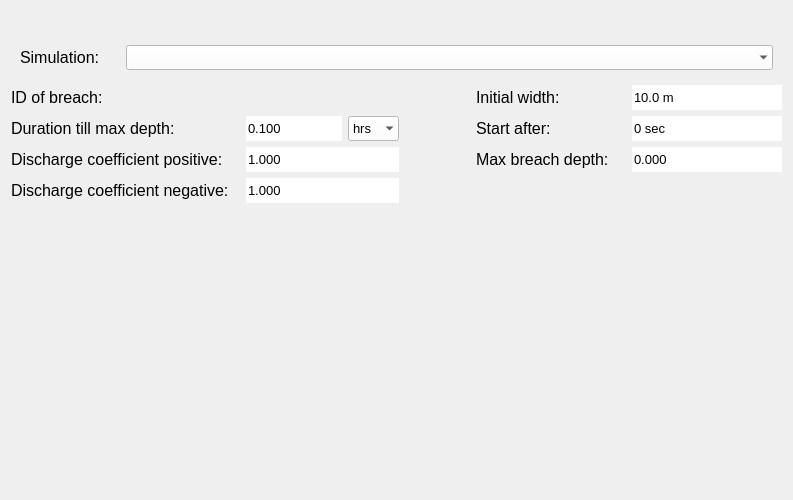
nens/threedi-api-qgis-client, file threedi_models_and_simulations/ui/simulation_wizard/page_breaches.ui: the form before one commit.
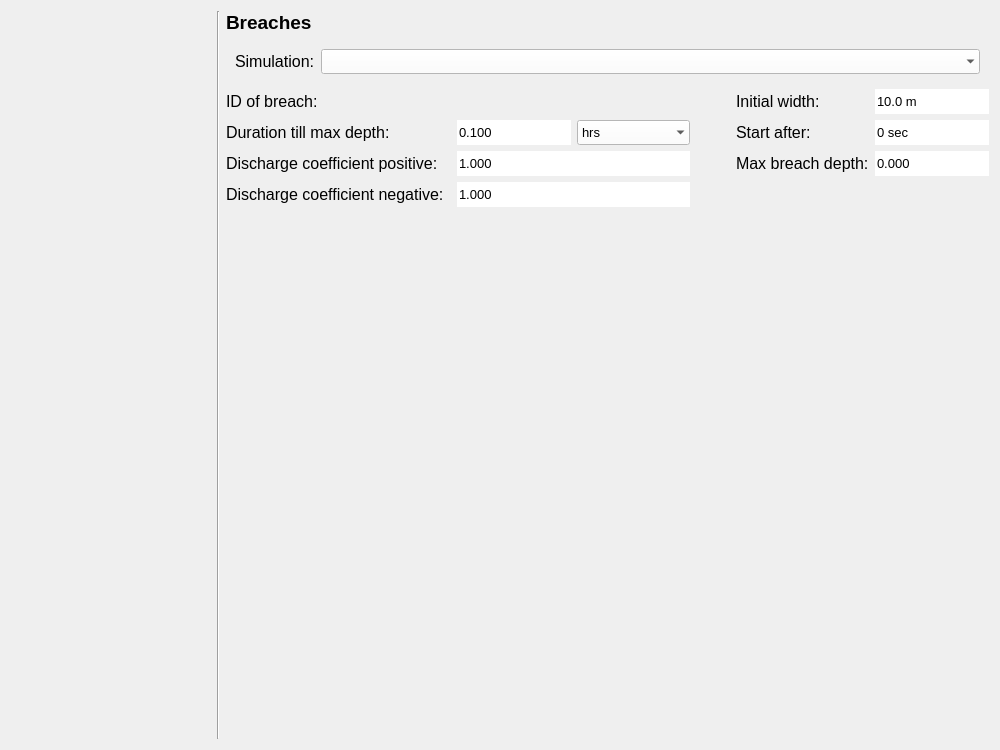
The form after the commit.

Commit message:
Changed the way of showing progress of the simulation wizard. (#424)
* Changed the way of showing progress of the simulation wizard.

Diff of the .ui file:
```diff
--- a/threedi_models_and_simulations/ui/simulation_wizard/page_breaches.ui
+++ b/threedi_models_and_simulations/ui/simulation_wizard/page_breaches.ui
@@ -6,13 +6,13 @@
    <rect>
     <x>0</x>
     <y>0</y>
-    <width>793</width>
-    <height>500</height>
+    <width>1000</width>
+    <height>750</height>
    </rect>
   </property>
   <property name="minimumSize">
    <size>
-    <width>720</width>
+    <width>0</width>
     <height>0</height>
    </size>
   </property>
@@ -66,51 +66,55 @@
    <set>Qt::ImhDigitsOnly</set>
   </property>
   <layout class="QGridLayout" name="gridLayout">
-   <item row="2" column="5">
-    <spacer name="verticalSpacer_2">
-     <property name="orientation">
-      <enum>Qt::Vertical</enum>
+   <item row="0" column="0" rowspan="5">
+    <widget class="QWidget" name="wizard_steps_widget" native="true">
+     <property name="sizePolicy">
+      <sizepolicy hsizetype="Preferred" vsizetype="Expanding">
+       <horstretch>0</horstretch>
+       <verstretch>0</verstretch>
+      </sizepolicy>
      </property>
-     <property name="sizeType">
-      <enum>QSizePolicy::Fixed</enum>
-     </property>
-     <property name="sizeHint" stdset="0">
+     <property name="minimumSize">
       <size>
-       <width>20</width>
-       <height>25</height>
+       <width>200</width>
+       <height>0</height>
       </size>
      </property>
-    </spacer>
-   </item>
-   <item row="4" column="5" colspan="4">
-    <layout class="QHBoxLayout" name="horizontalLayout_2">
-     <property name="spacing">
-      <number>6</number>
-     </property>
-     <item>
-      <spacer name="horizontalSpacer">
-       <property name="orientation">
-        <enum>Qt::Horizontal</enum>
-       </property>
-       <property name="sizeHint" stdset="0">
+     <property name="maximumSize">
         <size>
-         <width>40</width>
-         <height>20</height>
-        </size>
-       </property>
-      </spacer>
-     </item>
-     <item>
-      <widget class="QLabel" name="label_4">
+       <width>200</width>
+       <height>16777215</height>
+      </size>
+     </property>
+     <layout class="QVBoxLayout" name="verticalLayout"/>
+    </widget>
+   </item>
+   <item row="1" column="2" colspan="2">
+    <widget class="QWidget" name="simulation_widget" native="true">
        <property name="sizePolicy">
-        <sizepolicy hsizetype="Preferred" vsizetype="Preferred">
-         <horstretch>150</horstretch>
-         <verstretch>25</verstretch>
+      <sizepolicy hsizetype="Expanding" vsizetype="Preferred">
+       <horstretch>0</horstretch>
+       <verstretch>0</verstretch>
         </sizepolicy>
        </property>
        <property name="minimumSize">
         <size>
-         <width>150</width>
+       <width>0</width>
+       <height>40</height>
+      </size>
+     </property>
+     <property name="maximumSize">
+      <size>
+       <width>16777215</width>
+       <height>16777215</height>
+      </size>
+     </property>
+     <layout class="QGridLayout" name="gridLayout_2">
+      <item row="0" column="0">
+       <widget class="QLabel" name="label_5">
+        <property name="minimumSize">
+         <size>
+          <width>0</width>
          <height>25</height>
         </size>
        </property>
@@ -127,28 +131,28 @@
         </font>
        </property>
        <property name="text">
-        <string>Initial width:</string>
+         <string>Simulation:</string>
        </property>
       </widget>
      </item>
-     <item>
-      <widget class="QDoubleSpinBox" name="sb_width">
+      <item row="0" column="1">
+       <widget class="QComboBox" name="dd_simulation">
        <property name="sizePolicy">
-        <sizepolicy hsizetype="Minimum" vsizetype="Fixed">
-         <horstretch>150</horstretch>
+         <sizepolicy hsizetype="Expanding" vsizetype="Preferred">
+          <horstretch>0</horstretch>
          <verstretch>0</verstretch>
         </sizepolicy>
        </property>
        <property name="minimumSize">
         <size>
-         <width>150</width>
+          <width>0</width>
          <height>25</height>
         </size>
        </property>
        <property name="maximumSize">
         <size>
          <width>16777215</width>
-         <height>16777215</height>
+          <height>25</height>
         </size>
        </property>
        <property name="font">
@@ -158,31 +162,17 @@
         </font>
        </property>
        <property name="styleSheet">
-        <string notr="true">QDoubleSpinBox {background-color: white;}</string>
+         <string notr="true">QComboBox {background-color:white; selection-background-color: lightgray;}</string>
        </property>
        <property name="frame">
         <bool>false</bool>
        </property>
-       <property name="buttonSymbols">
-        <enum>QAbstractSpinBox::NoButtons</enum>
-       </property>
-       <property name="suffix">
-        <string> m</string>
-       </property>
-       <property name="decimals">
-        <number>1</number>
-       </property>
-       <property name="maximum">
-        <double>100000000000000000620008645040778319495168.000000000000000</double>
-       </property>
-       <property name="value">
-        <double>10.000000000000000</double>
-       </property>
       </widget>
      </item>
     </layout>
+    </widget>
    </item>
-   <item row="8" column="5">
+   <item row="3" column="2" colspan="2">
     <spacer name="verticalSpacer">
      <property name="orientation">
       <enum>Qt::Vertical</enum>
@@ -195,12 +185,165 @@
      </property>
     </spacer>
    </item>
-   <item row="4" column="0" colspan="4">
-    <layout class="QHBoxLayout" name="horizontalLayout">
+   <item row="0" column="1" rowspan="5">
+    <widget class="Line" name="line">
+     <property name="sizePolicy">
+      <sizepolicy hsizetype="Fixed" vsizetype="Expanding">
+       <horstretch>0</horstretch>
+       <verstretch>0</verstretch>
+      </sizepolicy>
+     </property>
+     <property name="orientation">
+      <enum>Qt::Vertical</enum>
+     </property>
+    </widget>
+   </item>
+   <item row="0" column="2">
+    <widget class="QLabel" name="label_9">
+     <property name="font">
+      <font>
+       <family>Segoe UI</family>
+       <pointsize>14</pointsize>
+       <weight>75</weight>
+       <bold>true</bold>
+       <underline>false</underline>
+      </font>
+     </property>
+     <property name="text">
+      <string>Breaches</string>
+     </property>
+    </widget>
+   </item>
+   <item row="2" column="2" colspan="2">
+    <layout class="QGridLayout" name="gridLayout_3">
      <property name="bottomMargin">
       <number>0</number>
      </property>
-     <item>
+     <item row="2" column="4">
+      <widget class="QLabel" name="label_8">
+       <property name="sizePolicy">
+        <sizepolicy hsizetype="Preferred" vsizetype="Preferred">
+         <horstretch>150</horstretch>
+         <verstretch>25</verstretch>
+        </sizepolicy>
+       </property>
+       <property name="minimumSize">
+        <size>
+         <width>0</width>
+         <height>25</height>
+        </size>
+       </property>
+       <property name="font">
+        <font>
+         <family>Segoe UI</family>
+         <pointsize>12</pointsize>
+        </font>
+       </property>
+       <property name="text">
+        <string>Max breach depth:</string>
+       </property>
+      </widget>
+     </item>
+     <item row="3" column="0">
+      <widget class="QLabel" name="label_7">
+       <property name="sizePolicy">
+        <sizepolicy hsizetype="Preferred" vsizetype="Preferred">
+         <horstretch>225</horstretch>
+         <verstretch>25</verstretch>
+        </sizepolicy>
+       </property>
+       <property name="minimumSize">
+        <size>
+         <width>0</width>
+         <height>25</height>
+        </size>
+       </property>
+       <property name="font">
+        <font>
+         <family>Segoe UI</family>
+         <pointsize>12</pointsize>
+        </font>
+       </property>
+       <property name="text">
+        <string>Discharge coefficient negative:</string>
+       </property>
+      </widget>
+     </item>
+     <item row="1" column="0">
+      <widget class="QLabel" name="label_2">
+       <property name="sizePolicy">
+        <sizepolicy hsizetype="Preferred" vsizetype="Preferred">
+         <horstretch>225</horstretch>
+         <verstretch>25</verstretch>
+        </sizepolicy>
+       </property>
+       <property name="minimumSize">
+        <size>
+         <width>0</width>
+         <height>25</height>
+        </size>
+       </property>
+       <property name="maximumSize">
+        <size>
+         <width>16777215</width>
+         <height>16777215</height>
+        </size>
+       </property>
+       <property name="font">
+        <font>
+         <family>Segoe UI</family>
+         <pointsize>12</pointsize>
+        </font>
+       </property>
+       <property name="text">
+        <string>Duration till max depth:</string>
+       </property>
+      </widget>
+     </item>
+     <item row="2" column="5">
+      <widget class="QDoubleSpinBox" name="sb_max_breach_depth">
+       <property name="sizePolicy">
+        <sizepolicy hsizetype="Minimum" vsizetype="Fixed">
+         <horstretch>150</horstretch>
+         <verstretch>0</verstretch>
+        </sizepolicy>
+       </property>
+       <property name="minimumSize">
+        <size>
+         <width>0</width>
+         <height>25</height>
+        </size>
+       </property>
+       <property name="maximumSize">
+        <size>
+         <width>16777215</width>
+         <height>16777215</height>
+        </size>
+       </property>
+       <property name="font">
+        <font>
+         <family>Segoe UI</family>
+         <pointsize>10</pointsize>
+        </font>
+       </property>
+       <property name="styleSheet">
+        <string notr="true">QDoubleSpinBox {background-color: white;}</string>
+       </property>
+       <property name="frame">
+        <bool>false</bool>
+       </property>
+       <property name="buttonSymbols">
+        <enum>QAbstractSpinBox::NoButtons</enum>
+       </property>
+       <property name="decimals">
+        <number>3</number>
+       </property>
+       <property name="maximum">
+        <double>100000000000000000.000000000000000</double>
+       </property>
+      </widget>
+     </item>
+     <item row="0" column="0">
       <widget class="QLabel" name="label">
        <property name="sizePolicy">
         <sizepolicy hsizetype="Preferred" vsizetype="Preferred">
@@ -231,58 +374,7 @@
        </property>
       </widget>
      </item>
-     <item>
-      <layout class="QHBoxLayout" name="breach_lout"/>
-     </item>
-    </layout>
-   </item>
-   <item row="5" column="5" colspan="4">
-    <layout class="QHBoxLayout" name="horizontalLayout_4">
-     <item>
-      <spacer name="horizontalSpacer_2">
-       <property name="orientation">
-        <enum>Qt::Horizontal</enum>
-       </property>
-       <property name="sizeHint" stdset="0">
-        <size>
-         <width>40</width>
-         <height>20</height>
-        </size>
-       </property>
-      </spacer>
-     </item>
-     <item>
-      <widget class="QLabel" name="label_3">
-       <property name="sizePolicy">
-        <sizepolicy hsizetype="Preferred" vsizetype="Preferred">
-         <horstretch>150</horstretch>
-         <verstretch>25</verstretch>
-        </sizepolicy>
-       </property>
-       <property name="minimumSize">
-        <size>
-         <width>150</width>
-         <height>25</height>
-        </size>
-       </property>
-       <property name="maximumSize">
-        <size>
-         <width>16777215</width>
-         <height>16777215</height>
-        </size>
-       </property>
-       <property name="font">
-        <font>
-         <family>Segoe UI</family>
-         <pointsize>12</pointsize>
-        </font>
-       </property>
-       <property name="text">
-        <string>Start after:</string>
-       </property>
-      </widget>
-     </item>
-     <item>
+     <item row="1" column="5">
       <widget class="QSpinBox" name="sp_start_after">
        <property name="sizePolicy">
         <sizepolicy hsizetype="Minimum" vsizetype="Fixed">
@@ -292,7 +384,7 @@
        </property>
        <property name="minimumSize">
         <size>
-         <width>150</width>
+         <width>0</width>
          <height>25</height>
         </size>
        </property>
@@ -328,62 +420,17 @@
        </property>
       </widget>
      </item>
-    </layout>
-   </item>
-   <item row="1" column="0" colspan="9">
-    <layout class="QVBoxLayout" name="svg_lout">
-     <property name="bottomMargin">
-      <number>0</number>
-     </property>
-    </layout>
-   </item>
-   <item row="5" column="0" colspan="4">
-    <layout class="QHBoxLayout" name="horizontalLayout_3">
-     <property name="bottomMargin">
-      <number>0</number>
-     </property>
-     <item>
-      <widget class="QLabel" name="label_2">
+     <item row="0" column="5">
+      <widget class="QDoubleSpinBox" name="sb_width">
        <property name="sizePolicy">
-        <sizepolicy hsizetype="Preferred" vsizetype="Preferred">
-         <horstretch>225</horstretch>
-         <verstretch>25</verstretch>
-        </sizepolicy>
-       </property>
-       <property name="minimumSize">
-        <size>
-         <width>225</width>
-         <height>25</height>
-        </size>
-       </property>
-       <property name="maximumSize">
-        <size>
-         <width>16777215</width>
-         <height>16777215</height>
-        </size>
-       </property>
-       <property name="font">
-        <font>
-         <family>Segoe UI</family>
-         <pointsize>12</pointsize>
-        </font>
-       </property>
-       <property name="text">
-        <string>Duration till max depth:</string>
-       </property>
-      </widget>
-     </item>
-     <item>
-      <widget class="QDoubleSpinBox" name="sb_duration">
-       <property name="sizePolicy">
-        <sizepolicy hsizetype="Minimum" vsizetype="Preferred">
-         <horstretch>95</horstretch>
+        <sizepolicy hsizetype="Minimum" vsizetype="Fixed">
+         <horstretch>150</horstretch>
          <verstretch>0</verstretch>
         </sizepolicy>
        </property>
        <property name="minimumSize">
         <size>
-         <width>95</width>
+         <width>0</width>
          <height>25</height>
         </size>
        </property>
@@ -408,18 +455,21 @@
        <property name="buttonSymbols">
         <enum>QAbstractSpinBox::NoButtons</enum>
        </property>
+       <property name="suffix">
+        <string> m</string>
+       </property>
        <property name="decimals">
-        <number>3</number>
+        <number>1</number>
        </property>
        <property name="maximum">
-        <double>9999999999999999455752309870428160.000000000000000</double>
+        <double>100000000000000000620008645040778319495168.000000000000000</double>
        </property>
        <property name="value">
-        <double>0.100000000000000</double>
+        <double>10.000000000000000</double>
        </property>
       </widget>
      </item>
-     <item>
+     <item row="1" column="2">
       <widget class="QComboBox" name="dd_units">
        <property name="sizePolicy">
         <sizepolicy hsizetype="Minimum" vsizetype="Preferred">
@@ -429,7 +479,7 @@
        </property>
        <property name="minimumSize">
         <size>
-         <width>50</width>
+         <width>0</width>
          <height>25</height>
         </size>
        </property>
@@ -468,59 +518,11 @@
        </item>
       </widget>
      </item>
-    </layout>
-   </item>
-   <item row="3" column="0" colspan="9">
-    <widget class="QWidget" name="simulation_widget" native="true">
+     <item row="2" column="1" colspan="2">
+      <widget class="QDoubleSpinBox" name="sb_discharge_coefficient_positive">
      <property name="sizePolicy">
-      <sizepolicy hsizetype="Expanding" vsizetype="Preferred">
-       <horstretch>0</horstretch>
-       <verstretch>0</verstretch>
-      </sizepolicy>
-     </property>
-     <property name="minimumSize">
-      <size>
-       <width>700</width>
-       <height>40</height>
-      </size>
-     </property>
-     <property name="maximumSize">
-      <size>
-       <width>16777215</width>
-       <height>16777215</height>
-      </size>
-     </property>
-     <layout class="QGridLayout" name="gridLayout_2">
-      <item row="0" column="0">
-       <widget class="QLabel" name="label_5">
-        <property name="minimumSize">
-         <size>
-          <width>100</width>
-          <height>25</height>
-         </size>
-        </property>
-        <property name="maximumSize">
-         <size>
-          <width>16777215</width>
-          <height>16777215</height>
-         </size>
-        </property>
-        <property name="font">
-         <font>
-          <family>Segoe UI</family>
-          <pointsize>12</pointsize>
-         </font>
-        </property>
-        <property name="text">
-         <string>Simulation:</string>
-        </property>
-       </widget>
-      </item>
-      <item row="0" column="1">
-       <widget class="QComboBox" name="dd_simulation">
-        <property name="sizePolicy">
-         <sizepolicy hsizetype="Expanding" vsizetype="Preferred">
-          <horstretch>0</horstretch>
+        <sizepolicy hsizetype="Minimum" vsizetype="Fixed">
+         <horstretch>150</horstretch>
           <verstretch>0</verstretch>
          </sizepolicy>
         </property>
@@ -533,32 +535,33 @@
         <property name="maximumSize">
          <size>
           <width>16777215</width>
-          <height>25</height>
-         </size>
-        </property>
-        <property name="font">
-         <font>
-          <family>Segoe UI</family>
-          <pointsize>10</pointsize>
-         </font>
-        </property>
+         <height>16777215</height>
+        </size>
+       </property>
         <property name="styleSheet">
-         <string notr="true">QComboBox {background-color:white; selection-background-color: lightgray;}</string>
+        <string notr="true">QDoubleSpinBox {background-color: white;}</string>
         </property>
         <property name="frame">
          <bool>false</bool>
         </property>
-       </widget>
-      </item>
-     </layout>
-    </widget>
-   </item>
-   <item row="6" column="0" colspan="4">
-    <layout class="QHBoxLayout" name="horizontalLayout_5">
-     <property name="bottomMargin">
-      <number>0</number>
-     </property>
-     <item>
+       <property name="buttonSymbols">
+        <enum>QAbstractSpinBox::NoButtons</enum>
+       </property>
+       <property name="decimals">
+        <number>3</number>
+       </property>
+       <property name="maximum">
+        <double>100000000000000000.000000000000000</double>
+       </property>
+       <property name="value">
+        <double>1.000000000000000</double>
+       </property>
+      </widget>
+     </item>
+     <item row="0" column="1" colspan="2">
+      <layout class="QHBoxLayout" name="breach_lout"/>
+     </item>
+     <item row="2" column="0">
       <widget class="QLabel" name="label_6">
        <property name="sizePolicy">
         <sizepolicy hsizetype="Preferred" vsizetype="Preferred">
@@ -568,7 +571,7 @@
        </property>
        <property name="minimumSize">
         <size>
-         <width>225</width>
+         <width>0</width>
          <height>25</height>
         </size>
        </property>
@@ -583,76 +586,7 @@
        </property>
       </widget>
      </item>
-     <item>
-      <widget class="QDoubleSpinBox" name="sb_discharge_coefficient_positive">
-       <property name="sizePolicy">
-        <sizepolicy hsizetype="Minimum" vsizetype="Fixed">
-         <horstretch>150</horstretch>
-         <verstretch>0</verstretch>
-        </sizepolicy>
-       </property>
-       <property name="minimumSize">
-        <size>
-         <width>150</width>
-         <height>25</height>
-        </size>
-       </property>
-       <property name="maximumSize">
-        <size>
-         <width>16777215</width>
-         <height>16777215</height>
-        </size>
-       </property>
-       <property name="styleSheet">
-        <string notr="true">QDoubleSpinBox {background-color: white;}</string>
-       </property>
-       <property name="frame">
-        <bool>false</bool>
-       </property>
-       <property name="buttonSymbols">
-        <enum>QAbstractSpinBox::NoButtons</enum>
-       </property>
-       <property name="decimals">
-        <number>3</number>
-       </property>
-       <property name="maximum">
-        <double>100000000000000000.000000000000000</double>
-       </property>
-       <property name="value">
-        <double>1.000000000000000</double>
-       </property>
-      </widget>
-     </item>
-    </layout>
-   </item>
-   <item row="7" column="0" colspan="4">
-    <layout class="QHBoxLayout" name="horizontalLayout_6">
-     <item>
-      <widget class="QLabel" name="label_7">
-       <property name="sizePolicy">
-        <sizepolicy hsizetype="Preferred" vsizetype="Preferred">
-         <horstretch>225</horstretch>
-         <verstretch>25</verstretch>
-        </sizepolicy>
-       </property>
-       <property name="minimumSize">
-        <size>
-         <width>225</width>
-         <height>25</height>
-        </size>
-       </property>
-       <property name="font">
-        <font>
-         <family>Segoe UI</family>
-         <pointsize>12</pointsize>
-        </font>
-       </property>
-       <property name="text">
-        <string>Discharge coefficient negative:</string>
-       </property>
-      </widget>
-     </item>
-     <item>
+     <item row="3" column="1" colspan="2">
       <widget class="QDoubleSpinBox" name="sb_discharge_coefficient_negative">
        <property name="sizePolicy">
         <sizepolicy hsizetype="Minimum" vsizetype="Fixed">
@@ -662,7 +596,7 @@
        </property>
        <property name="minimumSize">
         <size>
-         <width>150</width>
+         <width>0</width>
          <height>25</height>
         </size>
        </property>
@@ -692,28 +626,8 @@
        </property>
       </widget>
      </item>
-    </layout>
-   </item>
-   <item row="6" column="5" colspan="4">
-    <layout class="QHBoxLayout" name="horizontalLayout_7">
-     <property name="bottomMargin">
-      <number>0</number>
-     </property>
-     <item>
-      <spacer name="horizontalSpacer_3">
-       <property name="orientation">
-        <enum>Qt::Horizontal</enum>
-       </property>
-       <property name="sizeHint" stdset="0">
-        <size>
-         <width>40</width>
-         <height>20</height>
-        </size>
-       </property>
-      </spacer>
-     </item>
-     <item>
-      <widget class="QLabel" name="label_8">
+     <item row="0" column="4">
+      <widget class="QLabel" name="label_4">
        <property name="sizePolicy">
         <sizepolicy hsizetype="Preferred" vsizetype="Preferred">
          <horstretch>150</horstretch>
@@ -722,10 +636,16 @@
        </property>
        <property name="minimumSize">
         <size>
-         <width>150</width>
+         <width>0</width>
          <height>25</height>
         </size>
        </property>
+       <property name="maximumSize">
+        <size>
+         <width>16777215</width>
+         <height>16777215</height>
+        </size>
+       </property>
        <property name="font">
         <font>
          <family>Segoe UI</family>
@@ -733,21 +653,21 @@
         </font>
        </property>
        <property name="text">
-        <string>Max breach depth:</string>
+        <string>Initial width:</string>
        </property>
       </widget>
      </item>
-     <item>
-      <widget class="QDoubleSpinBox" name="sb_max_breach_depth">
+     <item row="1" column="1">
+      <widget class="QDoubleSpinBox" name="sb_duration">
        <property name="sizePolicy">
-        <sizepolicy hsizetype="Minimum" vsizetype="Fixed">
-         <horstretch>150</horstretch>
+        <sizepolicy hsizetype="Expanding" vsizetype="Preferred">
+         <horstretch>95</horstretch>
          <verstretch>0</verstretch>
         </sizepolicy>
        </property>
        <property name="minimumSize">
         <size>
-         <width>150</width>
+         <width>0</width>
          <height>25</height>
         </size>
        </property>
@@ -776,12 +696,85 @@
         <number>3</number>
        </property>
        <property name="maximum">
-        <double>100000000000000000.000000000000000</double>
+        <double>9999999999999999455752309870428160.000000000000000</double>
        </property>
+       <property name="value">
+        <double>0.100000000000000</double>
+       </property>
       </widget>
      </item>
+     <item row="1" column="4">
+      <widget class="QLabel" name="label_3">
+       <property name="sizePolicy">
+        <sizepolicy hsizetype="Preferred" vsizetype="Preferred">
+         <horstretch>150</horstretch>
+         <verstretch>25</verstretch>
+        </sizepolicy>
+       </property>
+       <property name="minimumSize">
+        <size>
+         <width>0</width>
+         <height>25</height>
+        </size>
+       </property>
+       <property name="maximumSize">
+        <size>
+         <width>16777215</width>
+         <height>16777215</height>
+        </size>
+       </property>
+       <property name="font">
+        <font>
+         <family>Segoe UI</family>
+         <pointsize>12</pointsize>
+        </font>
+       </property>
+       <property name="text">
+        <string>Start after:</string>
+       </property>
+      </widget>
+     </item>
+     <item row="0" column="3">
+      <spacer name="horizontalSpacer">
+       <property name="orientation">
+        <enum>Qt::Horizontal</enum>
+       </property>
+       <property name="sizeHint" stdset="0">
+        <size>
+         <width>40</width>
+         <height>20</height>
+        </size>
+       </property>
+      </spacer>
+     </item>
+     <item row="4" column="1">
+      <spacer name="verticalSpacer_2">
+       <property name="orientation">
+        <enum>Qt::Vertical</enum>
+       </property>
+       <property name="sizeHint" stdset="0">
+        <size>
+         <width>20</width>
+         <height>40</height>
+        </size>
+       </property>
+      </spacer>
+     </item>
     </layout>
    </item>
+   <item row="4" column="2" colspan="2">
+    <spacer name="horizontalSpacer_4">
+     <property name="orientation">
+      <enum>Qt::Horizontal</enum>
+     </property>
+     <property name="sizeHint" stdset="0">
+      <size>
+       <width>40</width>
+       <height>20</height>
+      </size>
+     </property>
+    </spacer>
+   </item>
   </layout>
  </widget>
  <resources/>
```
Lines whose indentation alone changed are shown as unchanged. The commit also changes 21 other files.
